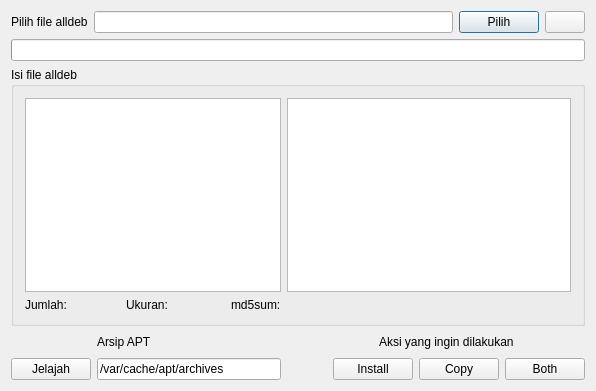
grOS-TEAM/alldeb-source, file dialog.ui: the form before one commit.
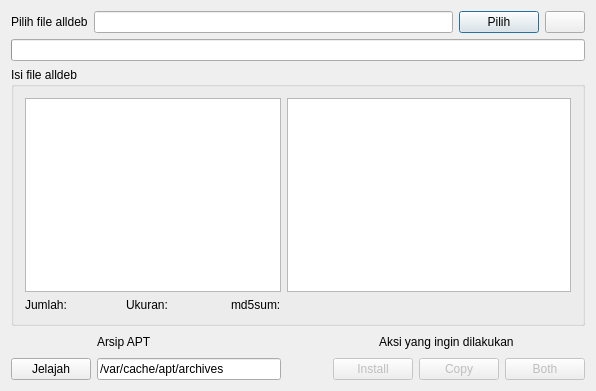
The form after the commit. Icons and pictures are not drawn.

Commit message: Mengubah susunan program dan menata obyek. Serta banyak perubahan lain.

What changed in the file:
```diff
--- a/dialog.ui
+++ b/dialog.ui
@@ -259,6 +259,9 @@
      </item>
      <item row="1" column="0" colspan="2">
       <widget class="QPushButton" name="btnInstal">
+       <property name="enabled">
+        <bool>false</bool>
+       </property>
        <property name="text">
         <string>Install</string>
        </property>
@@ -266,6 +269,9 @@
      </item>
      <item row="1" column="2">
       <widget class="QPushButton" name="btnSalin">
+       <property name="enabled">
+        <bool>false</bool>
+       </property>
        <property name="text">
         <string>Copy</string>
        </property>
@@ -273,6 +279,9 @@
      </item>
      <item row="1" column="3" colspan="2">
       <widget class="QPushButton" name="btnSalinIns">
+       <property name="enabled">
+        <bool>false</bool>
+       </property>
        <property name="text">
         <string>Both</string>
        </property>
```
The commit also changes 2 other files.
